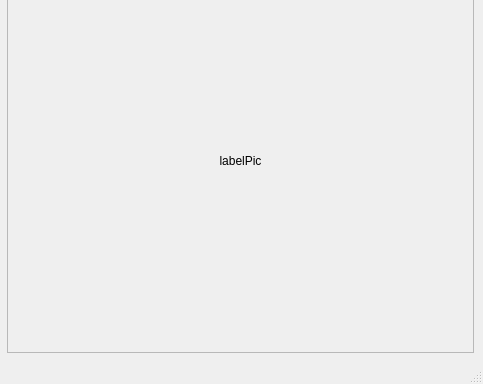
Above: TreeWidgetDemo/mainwindow.ui from crylittlebear/qt-demo before the change; both pictures show x 264 to 747 and y 95 to 479 of the 747 by 479 pixel window. Below: the same form after it.
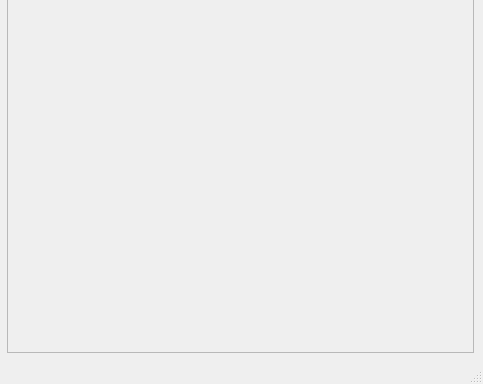
That is the form after the change. Icons and pictures are not drawn.

Diff of the .ui file:
```diff
--- a/TreeWidgetDemo/mainwindow.ui
+++ b/TreeWidgetDemo/mainwindow.ui
@@ -30,6 +30,21 @@
         </rect>
        </property>
        <layout class="QVBoxLayout" name="verticalLayout_2">
+        <property name="spacing">
+         <number>0</number>
+        </property>
+        <property name="leftMargin">
+         <number>0</number>
+        </property>
+        <property name="topMargin">
+         <number>0</number>
+        </property>
+        <property name="rightMargin">
+         <number>0</number>
+        </property>
+        <property name="bottomMargin">
+         <number>0</number>
+        </property>
         <item>
          <widget class="QLabel" name="label">
           <property name="maximumSize">
@@ -39,7 +54,7 @@
            </size>
           </property>
           <property name="text">
-           <string>labelPic</string>
+           <string/>
           </property>
           <property name="alignment">
            <set>Qt::AlignCenter</set>
```
